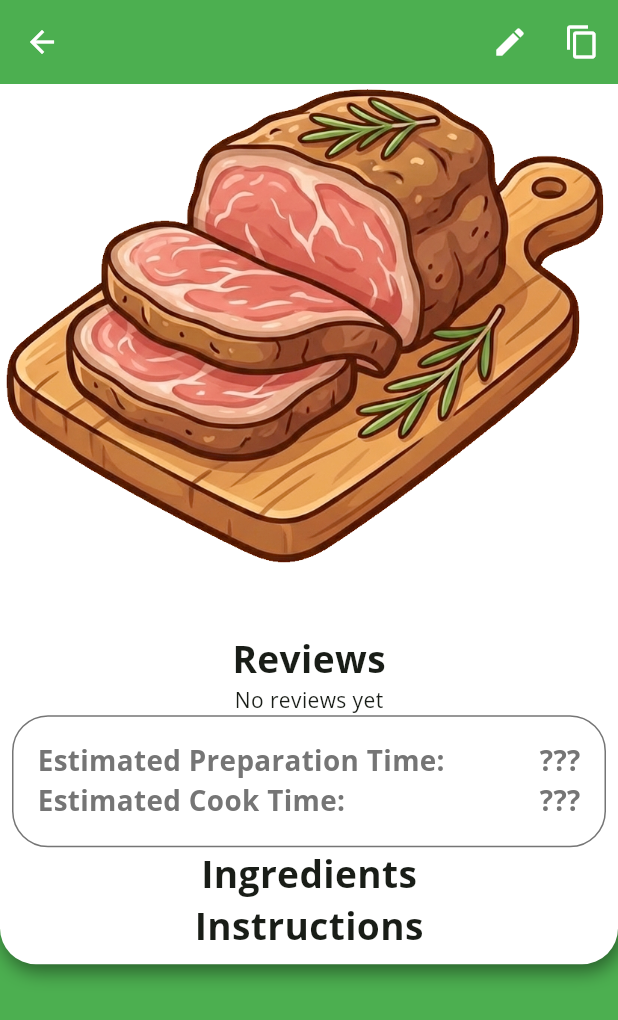
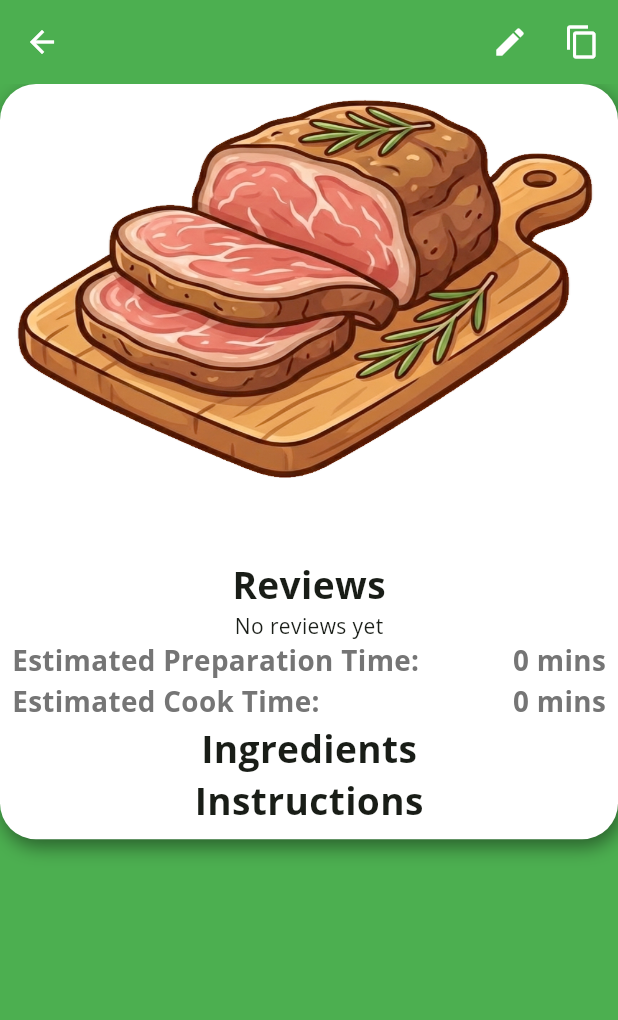
Before and after one commit to JamesMeta/Menu-Plus, a Flutter app: the RecipeViewer screen opened directly with empty values, on a phone screen of 412 x 824 dp. Shown: the top 1020 px of the screen. Run offline on Flutter 3.47's test engine with Material 3 defaults, Android fonts, the light colour scheme and no system bars; our stand-ins replace cached_network_image, flutter_screenutil, go_router, google_sign_in, image_cropper, image_picker and 2 more; accounts and stored records are empty; network calls fail.

Commit message:
RLS patched, designs made for recipe_viewer

```diff
--- a/rankmyroast/lib/screens/navigational_base_screen/views/recipe/recipe_view.dart
+++ b/rankmyroast/lib/screens/navigational_base_screen/views/recipe/recipe_view.dart
@@ -130,6 +130,11 @@ class _RecipeViewState extends State<RecipeView> {
                     if (groups != null) {
                       return DropdownMenu(
                         initialSelection: _selectedGroup,
+                        onSelected: (value) {
+                          setState(() {
+                            _selectedGroup = value;
+                          });
+                        },
                         dropdownMenuEntries:
                             groups
                                 .map(
--- a/rankmyroast/lib/screens/navigational_base_screen/views/recipe/screens/viewer/recipe_viewer.dart
+++ b/rankmyroast/lib/screens/navigational_base_screen/views/recipe/screens/viewer/recipe_viewer.dart
@@ -4,6 +4,7 @@ import 'package:flutter_screenutil/flutter_screenutil.dart';
 import 'package:rankmyroast/classes/modals/group.dart';
 import 'package:rankmyroast/classes/modals/recipe.dart';
 import 'package:rankmyroast/classes/modals/recipe_rating.dart';
+import 'package:rankmyroast/screens/navigational_base_screen/views/recipe/screens/viewer/widgets/recipe_list_widget.dart';
 import 'package:rankmyroast/services/supabase_helper.dart';
 import 'package:supabase_flutter/supabase_flutter.dart';
 
@@ -78,27 +79,49 @@ class _RecipeViewerState extends State<RecipeViewer> {
               mainAxisSize: MainAxisSize.min,
               mainAxisAlignment: MainAxisAlignment.start,
               children: [
+                Padding(
+                  padding: const EdgeInsets.all(8.0),
+                  child: ClipRRect(
+                    borderRadius: BorderRadius.circular(24),
+                    child:
                         _recipeImageUrl != null
                             ? Container(
-                      decoration: BoxDecoration(
-                        borderRadius: BorderRadius.circular(24),
+                              constraints: BoxConstraints(
+                                maxHeight: 300.h,
+                                maxWidth: double.infinity,
                               ),
+
                               child: CachedNetworkImage(
                                 httpHeaders: {
                                   'Authorization':
                                       'Bearer ${Supabase.instance.client.auth.currentSession?.accessToken}',
                                 },
                                 imageUrl: _recipeImageUrl,
-                        scale: 1,
+                                fit: BoxFit.fill,
+                                width: double.infinity,
+                                height: 300.h,
+
                                 placeholder:
-                            (context, url) => const CircularProgressIndicator(),
+                                    (context, url) =>
+                                        const CircularProgressIndicator(),
                                 errorWidget:
-                            (context, url, error) => const Icon(Icons.error),
+                                    (context, url, error) =>
+                                        const Icon(Icons.error),
                               ),
                             )
-                    : Image.asset(
+                            : Container(
+                              constraints: BoxConstraints(
+                                maxHeight: 250.h,
+                                maxWidth: double.infinity,
+                              ),
+                              child: Image.asset(
                                 "assets/images/rankmyroast_icon4.png",
-                      scale: 1,
+                                fit: BoxFit.fill,
+                                width: double.infinity,
+                                height: 250.h,
+                              ),
+                            ),
+                  ),
                 ),
 
                 Padding(
@@ -203,19 +226,10 @@ class _RecipeViewerState extends State<RecipeViewer> {
                         },
                       ),
 
-                      Container(
-                        width: double.infinity,
-                        decoration: BoxDecoration(
-                          borderRadius: BorderRadius.circular(24),
-                          border: Border.all(color: Colors.grey[600]!),
-                        ),
-                        child: Padding(
-                          padding: const EdgeInsets.all(16.0),
-                          child: Column(
+                      Column(
                         children: [
                           Row(
-                                mainAxisAlignment:
-                                    MainAxisAlignment.spaceBetween,
+                            mainAxisAlignment: MainAxisAlignment.spaceBetween,
                             children: [
                               Text(
                                 "Estimated Preparation Time: ",
@@ -227,7 +241,9 @@ class _RecipeViewerState extends State<RecipeViewer> {
                               ),
 
                               Text(
-                                    "???",
+                                _recipe.prepTime != null
+                                    ? "${_recipe.prepTime} mins"
+                                    : "???",
                                 style: TextStyle(
                                   fontSize: 18.sp,
                                   fontWeight: FontWeight.bold,
@@ -238,8 +254,7 @@ class _RecipeViewerState extends State<RecipeViewer> {
                           ),
 
                           Row(
-                                mainAxisAlignment:
-                                    MainAxisAlignment.spaceBetween,
+                            mainAxisAlignment: MainAxisAlignment.spaceBetween,
                             children: [
                               Text(
                                 "Estimated Cook Time: ",
@@ -251,7 +266,9 @@ class _RecipeViewerState extends State<RecipeViewer> {
                               ),
 
                               Text(
-                                    "???",
+                                _recipe.cookTime != null
+                                    ? "${_recipe.cookTime} mins"
+                                    : "???",
                                 style: TextStyle(
                                   fontSize: 18.sp,
                                   fontWeight: FontWeight.bold,
@@ -262,8 +279,6 @@ class _RecipeViewerState extends State<RecipeViewer> {
                           ),
                         ],
                       ),
-                        ),
-                      ),
                       Text(
                         "Ingredients",
                         style: TextStyle(
@@ -272,25 +287,9 @@ class _RecipeViewerState extends State<RecipeViewer> {
                         ),
                       ),
 
-                      ListView.builder(
-                        shrinkWrap: true,
-                        physics: NeverScrollableScrollPhysics(),
-                        itemCount: _recipe.ingredientList.length,
-                        itemBuilder: (context, index) {
-                          final ingredient = _recipe.ingredientList[index];
-                          return Row(
-                            mainAxisAlignment: MainAxisAlignment.spaceBetween,
-                            children: [
-                              Text(
-                                ingredient,
-                                style: TextStyle(
-                                  fontSize: 18.sp,
-                                  color: Colors.grey[600],
-                                ),
-                              ),
-                            ],
-                          );
-                        },
+                      RecipeListWidget(
+                        itemList: _recipe.ingredientList,
+                        numbered: false,
                       ),
 
                       Text(
@@ -301,25 +300,9 @@ class _RecipeViewerState extends State<RecipeViewer> {
                         ),
                       ),
 
-                      ListView.builder(
-                        shrinkWrap: true,
-                        physics: NeverScrollableScrollPhysics(),
-                        itemCount: _recipe.instructionsList.length,
-                        itemBuilder: (context, index) {
-                          final instruction = _recipe.instructionsList[index];
-                          return Row(
-                            mainAxisAlignment: MainAxisAlignment.spaceBetween,
-                            children: [
-                              Text(
-                                "${index + 1}. $instruction",
-                                style: TextStyle(
-                                  fontSize: 18.sp,
-                                  color: Colors.grey[600],
-                                ),
-                              ),
-                            ],
-                          );
-                        },
+                      RecipeListWidget(
+                        itemList: _recipe.instructionsList,
+                        numbered: true,
                       ),
                     ],
                   ),
```
Also changed, not shown: rankmyroast/lib/screens/navigational_base_screen/views/recipe/screens/viewer/widgets/recipe_list_widget.dart (added, +34 -0 lines). Lines whose indentation alone changed are shown as unchanged.
